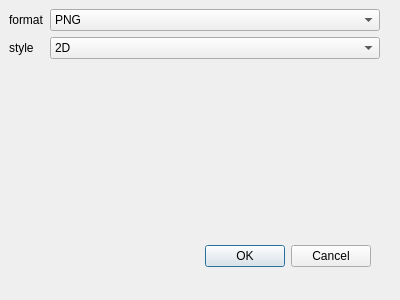
Old version of the form src/apps/save_terrain.ui in the repository b3h4re/world-gen.
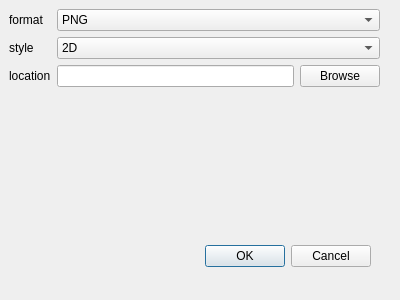
New version of the form.

Commit message: filep path selection

```diff
--- a/src/apps/save_terrain.ui
+++ b/src/apps/save_terrain.ui
@@ -81,6 +81,27 @@
       </item>
      </widget>
     </item>
+    <item row="2" column="0">
+     <widget class="QLabel" name="filePathLabel">
+      <property name="text">
+       <string>location</string>
+      </property>
+     </widget>
+    </item>
+    <item row="2" column="1">
+     <layout class="QHBoxLayout" name="horizontalLayout">
+      <item>
+       <widget class="QLineEdit" name="filePathLineEdit"/>
+      </item>
+      <item>
+       <widget class="QPushButton" name="filePathBrowsePushButton">
+        <property name="text">
+         <string>Browse</string>
+        </property>
+       </widget>
+      </item>
+     </layout>
+    </item>
    </layout>
   </widget>
  </widget>
```
The commit also changes 2 other files.
